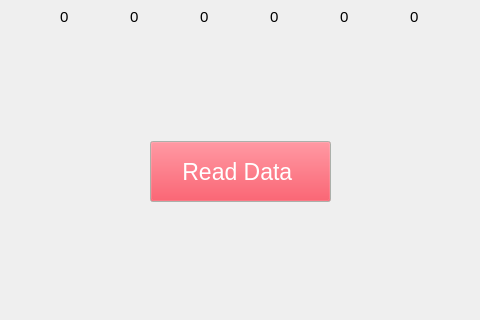
Qt form leddargui/mainwindow.ui (SCCapstone/Sense-Able) before a commit; both pictures show x 191 to 671 and y 406 to 726 of the 892 by 726 pixel window.
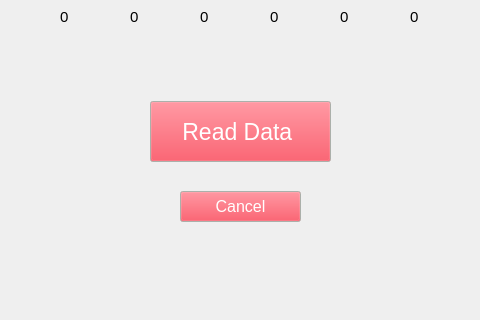
The same form after that commit. The open tabs and pages were chosen to show the change.

Commit message: Added a cancel button to the read data screen

```diff
--- a/leddargui/mainwindow.ui
+++ b/leddargui/mainwindow.ui
@@ -3732,7 +3732,7 @@
           <property name="geometry">
            <rect>
             <x>330</x>
-            <y>500</y>
+            <y>460</y>
             <width>181</width>
             <height>61</height>
            </rect>
@@ -3919,6 +3919,88 @@
            <string>Back</string>
           </property>
          </widget>
+         <widget class="QPushButton" name="cancelButtonRead">
+          <property name="geometry">
+           <rect>
+            <x>360</x>
+            <y>550</y>
+            <width>121</width>
+            <height>31</height>
+           </rect>
+          </property>
+          <property name="palette">
+           <palette>
+            <active>
+             <colorrole role="Button">
+              <brush brushstyle="SolidPattern">
+               <color alpha="255">
+                <red>245</red>
+                <green>36</green>
+                <blue>54</blue>
+               </color>
+              </brush>
+             </colorrole>
+             <colorrole role="ButtonText">
+              <brush brushstyle="SolidPattern">
+               <color alpha="255">
+                <red>255</red>
+                <green>255</green>
+                <blue>255</blue>
+               </color>
+              </brush>
+             </colorrole>
+            </active>
+            <inactive>
+             <colorrole role="Button">
+              <brush brushstyle="SolidPattern">
+               <color alpha="255">
+                <red>245</red>
+                <green>36</green>
+                <blue>54</blue>
+               </color>
+              </brush>
+             </colorrole>
+             <colorrole role="ButtonText">
+              <brush brushstyle="SolidPattern">
+               <color alpha="255">
+                <red>255</red>
+                <green>255</green>
+                <blue>255</blue>
+               </color>
+              </brush>
+             </colorrole>
+            </inactive>
+            <disabled>
+             <colorrole role="Button">
+              <brush brushstyle="SolidPattern">
+               <color alpha="255">
+                <red>245</red>
+                <green>36</green>
+                <blue>54</blue>
+               </color>
+              </brush>
+             </colorrole>
+             <colorrole role="ButtonText">
+              <brush brushstyle="SolidPattern">
+               <color alpha="255">
+                <red>190</red>
+                <green>190</green>
+                <blue>190</blue>
+               </color>
+              </brush>
+             </colorrole>
+            </disabled>
+           </palette>
+          </property>
+          <property name="font">
+           <font>
+            <pointsize>12</pointsize>
+           </font>
+          </property>
+          <property name="text">
+           <string>Cancel</string>
+          </property>
+         </widget>
         </widget>
        </widget>
       </item>
```
Left out of the diff: 2 changed lines with no effect on the pictures. The commit also changes 2 other files.
